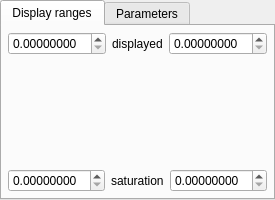
The window that qCC/ui_templates/sfEditDlg.ui (CloudCompare/CloudCompare) describes before a commit, drawn with Qt 5.
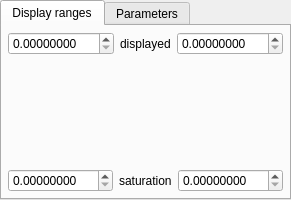
The same window after the commit.

Commit message: Keyboard tracking removed from the SF editor dialog and the color scale editor spinboxes (too annoying)

Patch:
```diff
--- a/qCC/ui_templates/sfEditDlg.ui
+++ b/qCC/ui_templates/sfEditDlg.ui
@@ -6,7 +6,7 @@
    <rect>
     <x>0</x>
     <y>0</y>
-    <width>259</width>
+    <width>291</width>
     <height>200</height>
    </rect>
   </property>
```
Left out of the diff: 12 changed lines with no effect on the pictures. The commit also changes 1 other file.
